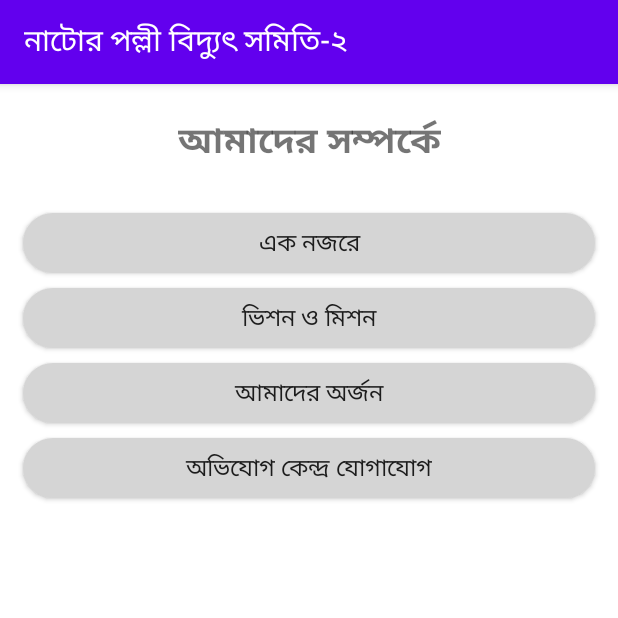
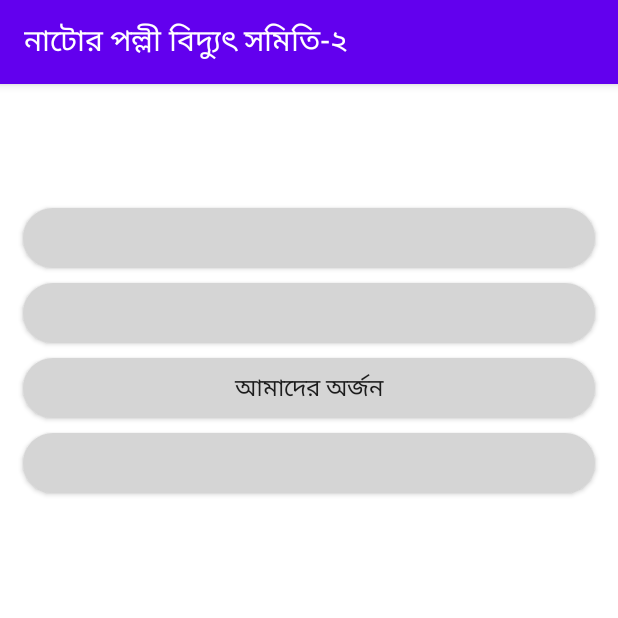
Before and after one commit to asadullah012/npbs2, an Android app: the screen it shows after launch (AboutUsActivity before the commit, MainActivity after it), after a tap on "আমাদের সম্পর্কে", on a phone screen of 412 x 824 dp, the top half of it. Run offline under Robolectric (Android 15) with nearby library versions, the phone set to English and light mode, and no system bars; our stand-ins replace data binding; 4 statements that could not run were skipped.

Commit message:
change about us activity to fragment

```diff
--- a/app/src/main/java/com/galib/natorepbs2/ui/AboutUsActivity.java
+++ /dev/null
@@ -1,21 +0,0 @@
-package com.galib.natorepbs2.ui;
-
-import androidx.appcompat.app.AppCompatActivity;
-
-import android.os.Bundle;
-
-import com.galib.natorepbs2.R;
-import com.galib.natorepbs2.Utility;
-
-public class AboutUsActivity extends AppCompatActivity {
-
-    @Override
-    protected void onCreate(Bundle savedInstanceState) {
-        super.onCreate(savedInstanceState);
-        setContentView(R.layout.activity_about_us);
-        findViewById(R.id.atAGlanceBtn).setOnClickListener(v-> Utility.openActivity(this, AtAGlanceActivity.class));
-        findViewById(R.id.visionMissionBtn).setOnClickListener(v -> Utility.openActivity(this, VisionMissionActivity.class));
-        findViewById(R.id.achievementBtn).setOnClickListener(v -> Utility.openActivity(this, AchievementActivity.class));
-        findViewById(R.id.complainCentreBtn).setOnClickListener(v -> Utility.openActivity(this, ComplainCentreActivity.class));
-    }
-}
--- /dev/null
+++ b/app/src/main/java/com/galib/natorepbs2/ui/AboutUsFragment.java
@@ -0,0 +1,57 @@
+package com.galib.natorepbs2.ui;
+
+import android.os.Bundle;
+import android.view.LayoutInflater;
+import android.view.View;
+import android.view.ViewGroup;
+
+import androidx.annotation.NonNull;
+import androidx.databinding.DataBindingUtil;
+import androidx.fragment.app.Fragment;
+
+import com.galib.natorepbs2.R;
+import com.galib.natorepbs2.Utility;
+import com.galib.natorepbs2.databinding.FragmentAboutUsBinding;
+
+public class AboutUsFragment extends Fragment {
+    public AboutUsFragment() {
+
+    }
+
+    @Override
+    public void onCreate(Bundle savedInstanceState) {
+        super.onCreate(savedInstanceState);
+
+    }
+
+    @Override
+    public View onCreateView(@NonNull LayoutInflater inflater, ViewGroup container,
+                             Bundle savedInstanceState) {
+        FragmentAboutUsBinding binding =  DataBindingUtil.inflate(inflater, R.layout.fragment_about_us, container,false);
+        binding.setPageTitle(getString(R.string.about));
+        binding.setAchievement(getString(R.string.achievement));
+        binding.setAtAGlance(getString(R.string.at_a_glance));
+        binding.setVisionMission(getString(R.string.vision_mission));
+        binding.setComplainCentre(getString(R.string.complain_centre));
+        binding.setFragment(this);
+        binding.setLifecycleOwner(getActivity());
+        return binding.getRoot();
+    }
+    public void onClick(View v){
+        //Navigation.findNavController(v).navigate(R.id.action_main_to_aboutUsFragment);
+        switch (v.getId()){
+            case R.id.atAGlanceBtn:
+                Utility.openActivity(getActivity(), AtAGlanceActivity.class);
+                break;
+            case R.id.visionMissionBtn:
+                Utility.openActivity(getActivity(), VisionMissionActivity.class);
+                break;
+            case R.id.achievementBtn:
+                Utility.openActivity(getActivity(), AchievementActivity.class);
+                break;
+            case R.id.complainCentreBtn:
+                Utility.openActivity(getActivity(), ComplainCentreActivity.class);
+                break;
+        }
+    }
+}
--- a/app/src/main/java/com/galib/natorepbs2/ui/MainActivity.java
+++ b/app/src/main/java/com/galib/natorepbs2/ui/MainActivity.java
@@ -1,23 +1,21 @@
 package com.galib.natorepbs2.ui;
 
-import android.content.Intent;
 import android.os.Bundle;
 
 import androidx.appcompat.app.AppCompatActivity;
-import androidx.core.content.ContextCompat;
 
 import com.galib.natorepbs2.R;
-import com.galib.natorepbs2.Utility;
-import com.galib.natorepbs2.sync.SyncService;
-import com.galib.natorepbs2.ui.AboutUsActivity;
 
 public class MainActivity extends AppCompatActivity {
 
     @Override
     protected void onCreate(Bundle savedInstanceState) {
         super.onCreate(savedInstanceState);
-        setContentView(R.layout.activity_main2);
-        findViewById(R.id.aboutUsBtn).setOnClickListener(v -> Utility.openActivity(this, AboutUsActivity.class));
-        //findViewById(R.id.serviceBtn).setOnClickListener(v -> new SyncTariff(this).execute());
+        setContentView(R.layout.activity_main);
+        sync();
+    }
+
+    private void sync() {
+
     }
 }
--- a/app/src/main/java/com/galib/natorepbs2/ui/MainFragment.java
+++ b/app/src/main/java/com/galib/natorepbs2/ui/MainFragment.java
@@ -6,6 +6,8 @@ import androidx.annotation.NonNull;
 import androidx.annotation.Nullable;
 import androidx.databinding.DataBindingUtil;
 import androidx.fragment.app.Fragment;
+import androidx.navigation.NavOptions;
+import androidx.navigation.Navigation;
 
 import android.view.LayoutInflater;
 import android.view.View;
@@ -30,18 +32,19 @@ public class MainFragment extends Fragment {
     public View onCreateView(LayoutInflater inflater, ViewGroup container,
                              Bundle savedInstanceState) {
         FragmentMainBinding binding =  DataBindingUtil.inflate(inflater,R.layout.fragment_main, container,false);
-        binding.setTitle(getResources().getString(R.string.title));
-        binding.setAbout(getResources().getString(R.string.about));
-        binding.setService(getResources().getString(R.string.services));
-        binding.setBannerContentDescription(getResources().getString(R.string.banner_content_description));
+        binding.setTitle(getString(R.string.title));
+        binding.setAbout(getString(R.string.about));
+        binding.setService(getString(R.string.services));
+        binding.setBannerContentDescription(getString(R.string.banner_content_description));
         binding.setLifecycleOwner(getActivity());
         binding.setFragment(this);
         return binding.getRoot();
     }
 
     public void onClick(View v){
-        if(v.getId() == R.id.aboutUsBtn)
-            Utility.openActivity(getActivity(), AboutUsActivity.class);
+        if(v.getId() == R.id.aboutUsBtn){
+            Navigation.findNavController(v).navigate(R.id.action_main_to_aboutUsFragment);
+//            Navigation.createNavigateOnClickListener(R.id.action_main_to_aboutUsFragment, null);
+        }
     }
-
 }
--- a/app/src/main/res/layout/activity_about_us.xml
+++ /dev/null
@@ -1,62 +0,0 @@
-<?xml version="1.0" encoding="utf-8"?>
-<androidx.constraintlayout.widget.ConstraintLayout xmlns:android="http://schemas.android.com/apk/res/android"
-    xmlns:app="http://schemas.android.com/apk/res-auto"
-    xmlns:tools="http://schemas.android.com/tools"
-    android:layout_width="match_parent"
-    android:layout_height="match_parent">
-
-    <TextView
-        android:id="@+id/textView"
-        style="@style/page_title"
-        android:text="@string/about"
-        app:layout_constraintEnd_toEndOf="parent"
-        app:layout_constraintStart_toStartOf="parent"
-        app:layout_constraintTop_toTopOf="parent" />
-
-    <androidx.core.widget.NestedScrollView
-        android:layout_width="0dp"
-        android:layout_height="0dp"
-        app:layout_constraintHeight_percent="0.8"
-        android:fillViewport="true"
-        android:layout_marginTop="20dp"
-        app:layout_constraintEnd_toEndOf="parent"
-        app:layout_constraintStart_toStartOf="parent"
-        app:layout_constraintTop_toBottomOf="@id/textView">
-
-        <androidx.constraintlayout.widget.ConstraintLayout
-            android:layout_width="match_parent"
-            android:layout_height="wrap_content"
-            android:layout_marginHorizontal="5dp"
-            android:orientation="vertical">
-
-            <androidx.appcompat.widget.AppCompatButton
-                android:id="@+id/atAGlanceBtn"
-                style="@style/menu_button"
-                android:text="@string/at_a_glance"
-                app:layout_constraintTop_toTopOf="parent"
-                app:layout_constraintStart_toStartOf="parent"/>
-
-            <androidx.appcompat.widget.AppCompatButton
-                android:id="@+id/visionMissionBtn"
-                style="@style/menu_button"
-                android:text="@string/vision_mission"
-                app:layout_constraintTop_toBottomOf="@id/atAGlanceBtn"
-                app:layout_constraintStart_toStartOf="parent"/>
-
-            <androidx.appcompat.widget.AppCompatButton
-                android:id="@+id/achievementBtn"
-                style="@style/menu_button"
-                android:text="@string/achievement"
-                app:layout_constraintTop_toBottomOf="@id/visionMissionBtn"
-                app:layout_constraintStart_toStartOf="parent"/>
-
-            <androidx.appcompat.widget.AppCompatButton
-                android:id="@+id/complainCentreBtn"
-                style="@style/menu_button"
-                android:text="@string/complain_centre"
-                app:layout_constraintTop_toBottomOf="@id/achievementBtn"
-                app:layout_constraintStart_toStartOf="parent"/>
-        </androidx.constraintlayout.widget.ConstraintLayout>
-
-    </androidx.core.widget.NestedScrollView>
-</androidx.constraintlayout.widget.ConstraintLayout>
--- /dev/null
+++ b/app/src/main/res/layout/fragment_about_us.xml
@@ -0,0 +1,79 @@
+<?xml version="1.0" encoding="utf-8"?>
+<layout xmlns:android="http://schemas.android.com/apk/res/android"
+    xmlns:tools="http://schemas.android.com/tools"
+    xmlns:app="http://schemas.android.com/apk/res-auto">
+
+    <data>
+        <variable name="page_title" type="String" />
+        <variable name="at_a_glance" type="String" />
+        <variable name="vision_mission" type="String" />
+        <variable name="achievement" type="String" />
+        <variable name="complain_centre" type="String" />
+        <variable name="fragment" type="com.galib.natorepbs2.ui.AboutUsFragment" />
+    </data>
+
+    <androidx.constraintlayout.widget.ConstraintLayout
+        android:layout_width="match_parent"
+        android:layout_height="match_parent"
+        tools:context=".ui.AboutUsFragment">
+
+        <TextView
+            android:id="@+id/textView"
+            style="@style/page_title"
+            android:text="@{page_title}"
+            app:layout_constraintEnd_toEndOf="parent"
+            app:layout_constraintStart_toStartOf="parent"
+            app:layout_constraintTop_toTopOf="parent" />
+
+        <androidx.core.widget.NestedScrollView
+            android:layout_width="0dp"
+            android:layout_height="0dp"
+            app:layout_constraintHeight_percent="0.8"
+            android:fillViewport="true"
+            android:layout_marginTop="20dp"
+            app:layout_constraintEnd_toEndOf="parent"
+            app:layout_constraintStart_toStartOf="parent"
+            app:layout_constraintTop_toBottomOf="@id/textView">
+
+            <androidx.constraintlayout.widget.ConstraintLayout
+                android:layout_width="match_parent"
+                android:layout_height="wrap_content"
+                android:layout_marginHorizontal="5dp"
+                android:orientation="vertical">
+
+                <androidx.appcompat.widget.AppCompatButton
+                    android:id="@+id/atAGlanceBtn"
+                    style="@style/menu_button"
+                    android:onClick="@{(v)-> fragment.onClick(v)}"
+                    android:text="@{at_a_glance}"
+                    app:layout_constraintTop_toTopOf="parent"
+                    app:layout_constraintStart_toStartOf="parent" />
+
+                <androidx.appcompat.widget.AppCompatButton
+                    android:id="@+id/visionMissionBtn"
+                    style="@style/menu_button"
+                    android:onClick="@{(v)-> fragment.onClick(v)}"
+                    android:text="@{vision_mission}"
+                    app:layout_constraintTop_toBottomOf="@id/atAGlanceBtn"
+                    app:layout_constraintStart_toStartOf="parent" />
+
+                <androidx.appcompat.widget.AppCompatButton
+                    android:id="@+id/achievementBtn"
+                    style="@style/menu_button"
+                    android:onClick="@{(v)-> fragment.onClick(v)}"
+                    android:text="@{achievement}"
+                    app:layout_constraintTop_toBottomOf="@id/visionMissionBtn"
+                    app:layout_constraintStart_toStartOf="parent" />
+
+                <androidx.appcompat.widget.AppCompatButton
+                    android:id="@+id/complainCentreBtn"
+                    style="@style/menu_button"
+                    android:onClick="@{(v)-> fragment.onClick(v)}"
+                    android:text="@{complain_centre}"
+                    app:layout_constraintTop_toBottomOf="@id/achievementBtn"
+                    app:layout_constraintStart_toStartOf="parent" />
+            </androidx.constraintlayout.widget.ConstraintLayout>
+
+        </androidx.core.widget.NestedScrollView>
+    </androidx.constraintlayout.widget.ConstraintLayout>
+</layout>
--- a/app/src/main/res/navigation/nav_graph.xml
+++ b/app/src/main/res/navigation/nav_graph.xml
@@ -19,11 +19,26 @@
     xmlns:app="http://schemas.android.com/apk/res-auto"
     xmlns:tools="http://schemas.android.com/tools"
     android:id="@+id/nav_graph"
-    app:startDestination="@id/devByte">
+    app:startDestination="@id/main">
 
     <fragment
-        android:id="@+id/devByte"
+        android:id="@+id/main"
         android:name="com.galib.natorepbs2.ui.MainFragment"
-        android:label="fragment_dev_byte"
-        tools:layout="@layout/fragment_main" />
+        android:label="fragment_main"
+        tools:layout="@layout/fragment_main" >
+        <action
+            android:id="@+id/action_main_to_aboutUsFragment"
+            app:destination="@id/aboutUsFragment"
+            app:enterAnim="@anim/slide_in_right"
+            app:exitAnim="@anim/slide_out_left"
+            app:popEnterAnim="@anim/slide_in_left"
+            app:popExitAnim="@anim/slide_out_right"/>
+    </fragment>
+    <fragment
+        android:id="@+id/aboutUsFragment"
+        android:name="com.galib.natorepbs2.ui.AboutUsFragment"
+        android:label="fragment_about_us"
+        tools:layout="@layout/fragment_about_us" />
+
+
 </navigation>
```
Also changed, not shown: app/src/main/AndroidManifest.xml (+0 -7 lines), app/src/main/res/anim/fade_in.xml (added, +23 -0 lines), app/src/main/res/anim/fade_out.xml (added, +23 -0 lines), app/src/main/res/anim/slide_in_left.xml (added, +7 -0 lines), app/src/main/res/anim/slide_in_right.xml (added, +7 -0 lines), app/src/main/res/anim/slide_out_left.xml (added, +7 -0 lines), app/src/main/res/anim/slide_out_right.xml (added, +7 -0 lines), app/src/main/res/layout/activity_main2.xml (deleted, +0 -68 lines).
